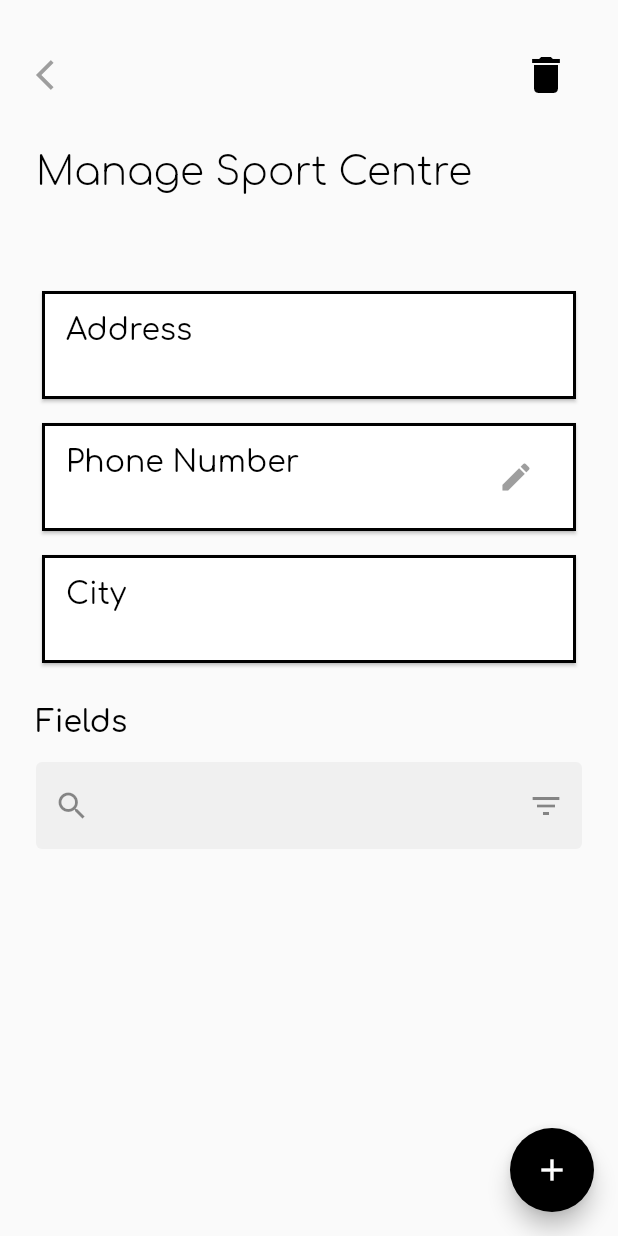
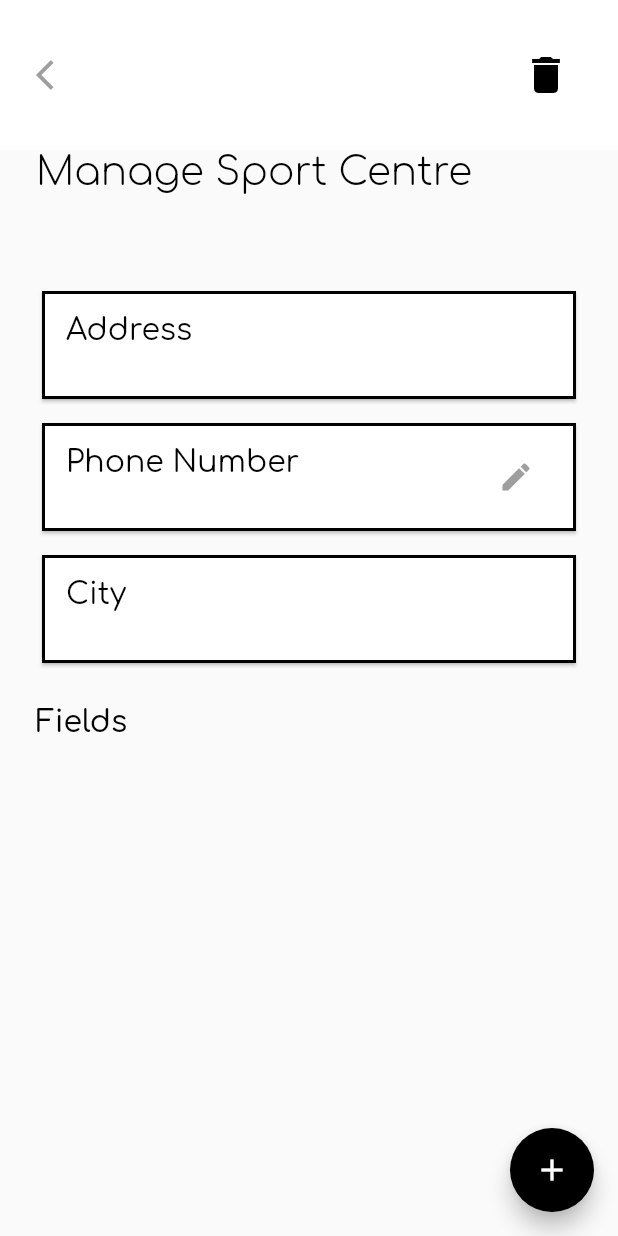
Before and after one commit to AlfredWibowo/.playfield, a Flutter app: the ManageSportFieldPage screen opened directly with empty values, on a phone screen of 412 x 824 dp. Run offline on Flutter 3.47's test engine with Material 2 defaults, Android fonts, the phone set to English and light mode, and no system bars; our stand-ins replace animated_splash_screen, cloud_firestore, file_picker, firebase_auth, firebase_core, firebase_storage and 2 more; missing offline and left inert: dart:html, qr_code_scanner; accounts and stored records are empty.

Commit message:
Update ManageSportFieldPage.dart

```diff
--- a/lib/pages/admin/ManageSportFieldPage.dart
+++ b/lib/pages/admin/ManageSportFieldPage.dart
@@ -85,7 +85,7 @@ class _ManageSportFieldPageState extends State<ManageSportFieldPage> {
     return Scaffold(
       appBar: AppBar(
         toolbarHeight: 100,
-          backgroundColor: Colors.transparent,
+        backgroundColor: Colors.white,
         elevation: 0,
         leading: Padding(
           padding: const EdgeInsets.only(left: 16.0),
@@ -95,14 +95,20 @@ class _ManageSportFieldPageState extends State<ManageSportFieldPage> {
           Container(
             padding: EdgeInsets.symmetric(horizontal: 24),
             child: Row(
-                    children:[
-                      appBarIconBtn(context, Icons.delete, deleteSCPage(deleteCentre: widget.dataSC)),
+              children: [
+                appBarIconBtn(context, Icons.delete,
+                    deleteSCPage(deleteCentre: widget.dataSC)),
               ],
             ),
           )
         ],
       ),
-      body: Container(
+      body: SingleChildScrollView(
+        child: ConstrainedBox(
+          constraints: BoxConstraints(
+            minHeight: MediaQuery.of(context).size.height,
+          ),
+          child: Container(
             padding: EdgeInsets.symmetric(horizontal: 24),
             child: Column(
               crossAxisAlignment: CrossAxisAlignment.start,
@@ -130,41 +136,64 @@ class _ManageSportFieldPageState extends State<ManageSportFieldPage> {
                 const SizedBox(height: 24),
                 subTitle("Fields"),
                 const SizedBox(height: 16),
-            TextField(
-              controller: _tfSearchBar,
-              decoration: InputDecoration(
-                filled: true,
-                prefixIcon: Icon(Icons.search),
-                suffixIcon:
-                    IconButton(onPressed: () {}, icon: Icon(Icons.filter_list)),
-                border: OutlineInputBorder(
-                  borderSide: BorderSide.none,
-                ),
-              ),
-            ),
+                // TextField(
+                //   controller: _tfSearchBar,
+                //   decoration: InputDecoration(
+                //     filled: true,
+                //     prefixIcon: Icon(Icons.search),
+                //     suffixIcon:
+                //         IconButton(onPressed: () {}, icon: Icon(Icons.filter_list)),
+                //     border: OutlineInputBorder(
+                //       borderSide: BorderSide.none,
+                //     ),
+                //   ),
+                // ),
                 SizedBox(
                   height: 20,
                 ),
-            Expanded(
-              child: // return ListView.separated(
-                  //   itemBuilder:(context, index) {
-                  //     return sportFieldCard(context, listSF[index]);
-                  //   },
-                  //   separatorBuilder: (context, index) => Divider(),
-                  //   itemCount: listSF.length
-                  // );
-
-                  Wrap(
-                direction: Axis.horizontal,
-                spacing: 32,
-                runSpacing: 32,
+                Container(
+                  height: MediaQuery.of(context).size.height,
+                  child: Expanded(
+                    child: ListView.separated(
+                        shrinkWrap: true,
+                        physics: NeverScrollableScrollPhysics(),
+                        itemCount: widget.dataSF.length,
+                        itemBuilder: ((context, index) {
+                          return ListTile(
+                            contentPadding: EdgeInsets.all(16.0),
+                            tileColor: Colors.black,
+                            title: Text(
+                              widget.dataSF[index].id,
+                              style: TextStyle(
+                                  fontFamily: 'Comfortaa',
+                                  fontSize: 14.0,
+                                  color: Colors.white),
+                            ),
+                            subtitle: Column(
+                              crossAxisAlignment: CrossAxisAlignment.start,
                               children: [
-                  for (var sf in widget.dataSF)
-                    sportFieldCard(context, widget.dataSC, sf)
+                                Text(
+                                  widget.dataSF[index].fieldType,
+                                  style: TextStyle(
+                                      fontFamily: 'Roboto',
+                                      fontSize: 10.0,
+                                      color: Colors.white),
+                                ),
+                                textWithIconRow(
+                                    Icons.monetization_on,
+                                    "Rp. " +
+                                        widget.dataSF[index].price.toString()),
+                              ],
+                            ),
+                          );
+                        }),
+                        separatorBuilder: (BuildContext context, int index) =>
+                            SizedBox(height: 10)),
+                  ),
+                ),
               ],
             ),
           ),
-          ],
         ),
       ),
       floatingActionButton: FloatingActionButton(
@@ -172,7 +201,9 @@ class _ManageSportFieldPageState extends State<ManageSportFieldPage> {
           Navigator.push(
               context,
               MaterialPageRoute(
-                builder: (context) => AddSportFieldPage(dataSC: widget.dataSC,),
+                builder: (context) => AddSportFieldPage(
+                  dataSC: widget.dataSC,
+                ),
               ));
         },
         //elevation: 0.0,
@@ -181,6 +212,7 @@ class _ManageSportFieldPageState extends State<ManageSportFieldPage> {
       ),
     );
   }
+
   Card scCard(String title, String value, BuildContext context) {
     TextEditingController _tfController = TextEditingController();
 
@@ -287,9 +319,9 @@ class _ManageSportFieldPageState extends State<ManageSportFieldPage> {
                                 ),
                               ),
                               onPressed: () {
-                                widget.dataSC.phoneNumber =
-                                    _tfController.text;
-                                SportCentreFirestoreDatabase.editData(sc: widget.dataSC);
+                                widget.dataSC.phoneNumber = _tfController.text;
+                                SportCentreFirestoreDatabase.editData(
+                                    sc: widget.dataSC);
                                 buildSnackBar(
                                     context, title + ' berhasil di edit');
                                 Navigator.pop(context);
```
Lines whose indentation alone changed are shown as unchanged.
